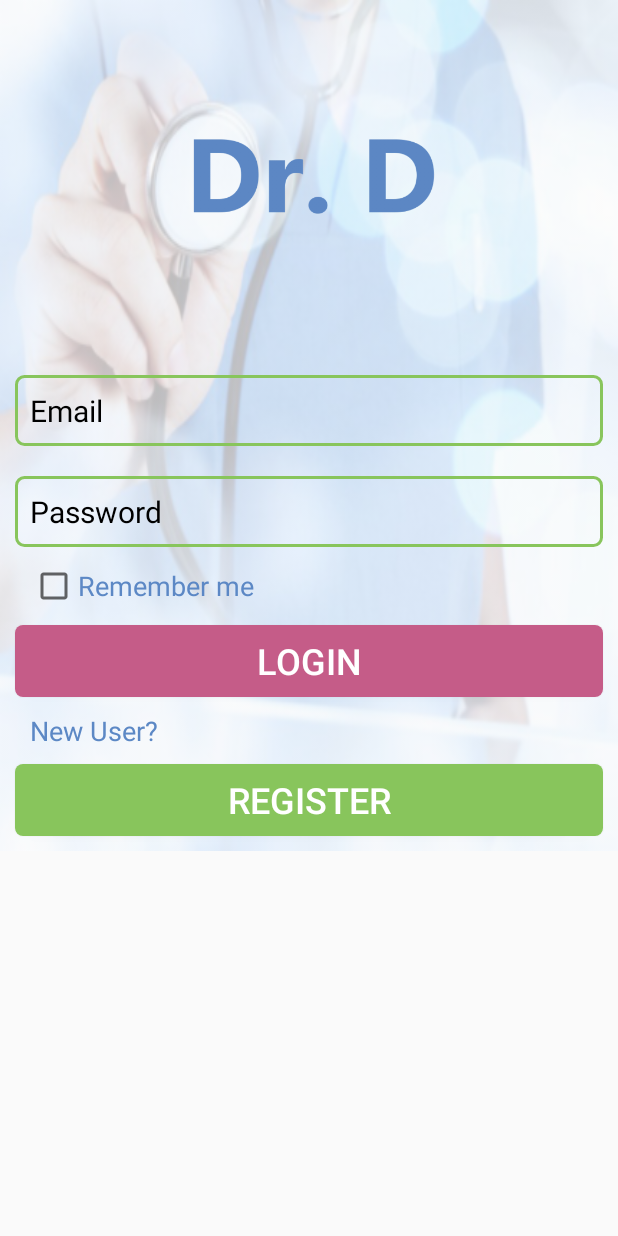
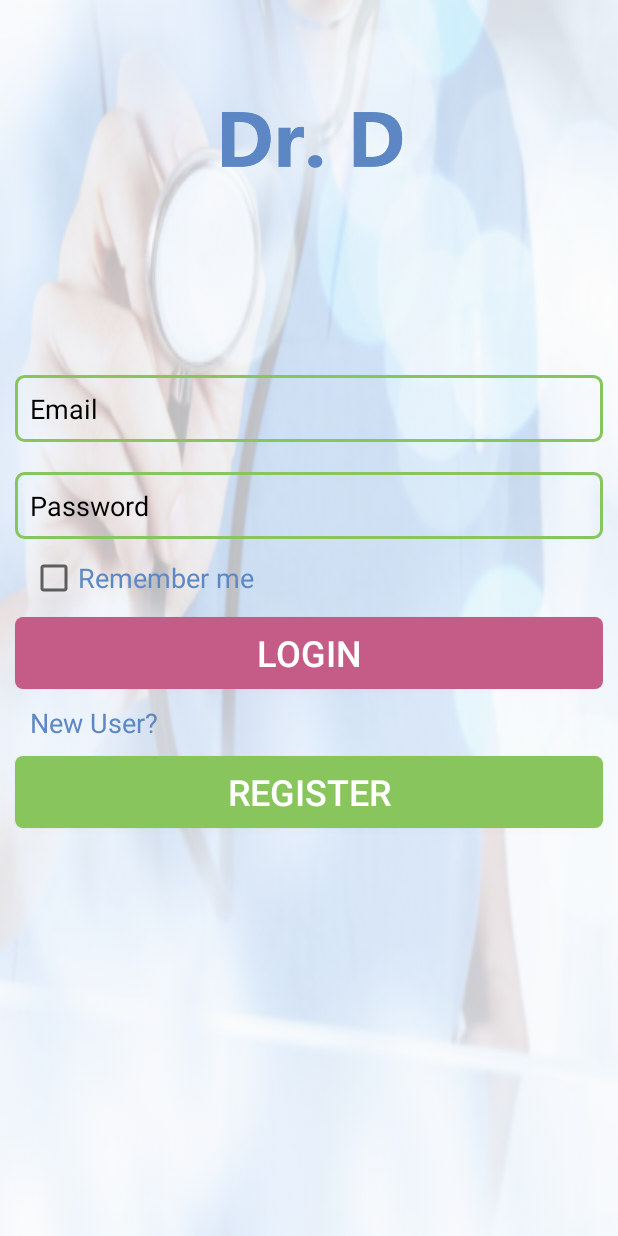
Before and after one commit to KAsiri/DrD-App1.0, an Android app: the LoginActivity screen opened directly, with no data from a screen before it, on a phone screen of 412 x 824 dp. Run offline under Robolectric (Android 15) with nearby library versions, the phone set to English and light mode, and no system bars.

Commit message:
Create Registration pages and complete some task on Login page

```diff
--- a/app/src/main/AndroidManifest.xml
+++ b/app/src/main/AndroidManifest.xml
@@ -26,7 +26,10 @@
         <activity
             android:name=".LoginActivity"
             android:theme="@style/Theme.AppCompat.Light.NoActionBar" />
-
+        <activity android:name=".PatientDashboard" />
+        <activity android:name=".DoctorDashboard" />
+        <activity android:name=".Registration" />
+        <activity android:name=".CompleteReistration"></activity>
     </application>
 
 </manifest>
--- a/app/src/main/java/khalidalasiri/drd10/ConnectionToken.java
+++ b/app/src/main/java/khalidalasiri/drd10/ConnectionToken.java
@@ -34,6 +34,7 @@ public class ConnectionToken extends AsyncTask<String,Void,List<HttpCookie> >{
         URL url;
         HttpURLConnection urlConnection = null;
 
+        Log.d("print","ConnectionToken");
         // Username and Password on JSON format
         JSONObject jsonData = new JSONObject();
 
--- a/app/src/main/java/khalidalasiri/drd10/LoginActivity.java
+++ b/app/src/main/java/khalidalasiri/drd10/LoginActivity.java
@@ -2,6 +2,7 @@ package khalidalasiri.drd10;
 
 import android.app.Application;
 import android.content.Context;
+import android.content.Intent;
 import android.os.AsyncTask;
 import android.support.v7.app.AppCompatActivity;
 
@@ -13,6 +14,7 @@ import android.view.View.OnClickListener;
 import android.widget.AutoCompleteTextView;
 import android.widget.Button;
 import android.widget.EditText;
+import android.widget.ProgressBar;
 import android.widget.Toast;
 
 import org.json.JSONArray;
@@ -39,13 +41,13 @@ public class LoginActivity extends AppCompatActivity {
     // UI references.
     private AutoCompleteTextView mEmailView;
     private EditText etPassword;
-    private View login_progress;
+    private ProgressBar login_progress;
     private Button btLogin;
     private Button btRegister;
 
-    List<HttpCookie> token;
-    String url;
-    String message ;
+    private List<HttpCookie> token;
+    String connection_url;
+    String message[] ;
 
     @Override
     protected void onCreate(Bundle savedInstanceState) {
@@ -57,6 +59,8 @@ public class LoginActivity extends AppCompatActivity {
         etPassword = findViewById(R.id.etPassword);
         btLogin = findViewById(R.id.btLogin);
         btRegister = findViewById(R.id.btRegister);
+        login_progress = findViewById(R.id.login_progress);
+        message = new String[3];
 
         btLogin.setOnClickListener(new OnClickListener() {
             @Override
@@ -64,10 +68,13 @@ public class LoginActivity extends AppCompatActivity {
 
                 if ((!etPassword.getText().toString().isEmpty()) && (!mEmailView.getText().toString().isEmpty())) {
 
-                    url = "http://drd-ksa.com/drdAPI/AppAPI/api.php/";
                     try {
-                        token = new ConnectionToken().execute(url).get();
-                        message = new LoginAsync(token).execute("http://drd-ksa.com/drdAPI/api.php/User_Information?filter=Username,eq,"
+                        connection_url = "http://drd-ksa.com/drdAPI/AppAPI/api.php/";
+                        token = new ConnectionToken().execute(connection_url).get();
+                        LoginAsync loginAsync = new LoginAsync(token);
+                        login_progress.setVisibility(View.VISIBLE);
+                        loginAsync.setProgressBar(login_progress);
+                        message = loginAsync.execute("http://drd-ksa.com/drdAPI/api.php/User_Information?filter=Username,eq,"
                                         + mEmailView.getText().toString().replaceAll("\\s", ""),
                                 etPassword.getText().toString()).get();
 
@@ -76,7 +83,24 @@ public class LoginActivity extends AppCompatActivity {
                     } catch (ExecutionException e) {
                         e.printStackTrace();
                     }
-                    Toast.makeText(getApplicationContext(), message, Toast.LENGTH_SHORT).show();
+                    if (message[0].equals("Invalid Password") || message[0].equals("Invalid Login"))
+                    Toast.makeText(getApplicationContext(), message[0], Toast.LENGTH_SHORT).show();
+                    else if (message[0].equals("Login Successfully"))
+                    {
+                        Toast.makeText(getApplicationContext(), message[0], Toast.LENGTH_SHORT).show();
+                        if(message[2].equals("3"))
+                        {
+                            Intent pDB = new Intent(LoginActivity.this, PatientDashboard.class);
+                            pDB.putExtra("ID",message[1]);
+                            startActivity(pDB);
+                        }
+                        else if(message[2].equals("2"))
+                        {
+                            Intent pDB = new Intent(LoginActivity.this, DoctorDashboard.class);
+                            pDB.putExtra("ID",message[1]);
+                            startActivity(pDB);
+                        }
+                    }
 
                 } else
                     Toast.makeText(getApplicationContext(), "Empty", Toast.LENGTH_SHORT).show();
--- a/app/src/main/res/layout/activity_login.xml
+++ b/app/src/main/res/layout/activity_login.xml
@@ -1,22 +1,29 @@
 <?xml version="1.0" encoding="utf-8"?>
 <ScrollView xmlns:android="http://schemas.android.com/apk/res/android"
     android:layout_width="match_parent"
-    android:layout_height="match_parent">
+    android:layout_height="match_parent"
+    android:background="@drawable/app_background_image">
 
     <LinearLayout
         android:layout_width="match_parent"
-        android:layout_height="match_parent"
-        android:background="@drawable/app_background_image"
+        android:layout_height="wrap_content"
         android:orientation="vertical">
-
-        <android.support.v4.widget.ContentLoadingProgressBar
-            android:id="@+id/login_progress"
-            android:layout_width="wrap_content"
-            android:layout_height="wrap_content" />
-
         <ImageView
             style="@style/imageStyle"
-            android:background="@drawable/logo" />
+            android:background="@drawable/logo"
+            android:contentDescription="@string/logo" />
+
+        <FrameLayout
+            android:layout_width="match_parent"
+            android:layout_height="@dimen/dp50">
+            <ProgressBar
+                android:id="@+id/login_progress"
+                android:layout_width="wrap_content"
+                android:layout_height="wrap_content"
+                android:layout_gravity="center"
+                android:visibility="gone"/>
+
+        </FrameLayout>
 
         <android.support.v7.widget.AppCompatAutoCompleteTextView
             android:id="@+id/actvEmail"
--- a/app/src/main/res/values/dimens.xml
+++ b/app/src/main/res/values/dimens.xml
@@ -5,4 +5,8 @@
     <dimen name="dp20">20dp</dimen>
     <dimen name="dp10">10dp</dimen>
     <dimen name="dp5">5dp</dimen>
+    <dimen name="imageHW">150dp</dimen>
+    <dimen name="dp50">50dp</dimen>
+    <dimen name="spTitle">18sp</dimen>
+
 </resources>
--- a/app/src/main/res/values/styles.xml
+++ b/app/src/main/res/values/styles.xml
@@ -9,8 +9,8 @@
     </style>
 
     <style name="imageStyle">
-        <item name="android:layout_height">200dp</item>
-        <item name="android:layout_width">200dp</item>
+        <item name="android:layout_height">@dimen/imageHW</item>
+        <item name="android:layout_width">@dimen/imageHW</item>
         <item name="android:layout_margin">@dimen/dp20</item>
         <item name="android:layout_gravity">center</item>
     </style>
@@ -23,7 +23,7 @@
         <item name="android:layout_height">wrap_content</item>
         <item name="android:padding">@dimen/dp10</item>
         <item name="android:textColorHint">@color/black</item>
-        <item name="android:textSize">20sp</item>
+        <item name="android:textSize">@dimen/spTitle</item>
         <item name="android:textColor">@color/red</item>
     </style>
 
```
Also changed, not shown: app/src/main/java/khalidalasiri/drd10/CompleteReistration.java (added, +13 -0 lines), app/src/main/java/khalidalasiri/drd10/DoctorDashboard.java (added, +13 -0 lines), app/src/main/java/khalidalasiri/drd10/LoginAsync.java (+44 -10 lines), app/src/main/java/khalidalasiri/drd10/PatientDashboard.java (added, +13 -0 lines), app/src/main/java/khalidalasiri/drd10/Registration.java (added, +13 -0 lines), app/src/main/res/layout/activity_complete_reistration.xml (added, +46 -0 lines), app/src/main/res/layout/activity_doctor_dashboard.xml (added, +15 -0 lines), app/src/main/res/layout/activity_patient_dashboard.xml (added, +16 -0 lines), app/src/main/res/layout/activity_registration.xml (added, +63 -0 lines), app/src/main/res/values/strings.xml (+12 -0 lines).
